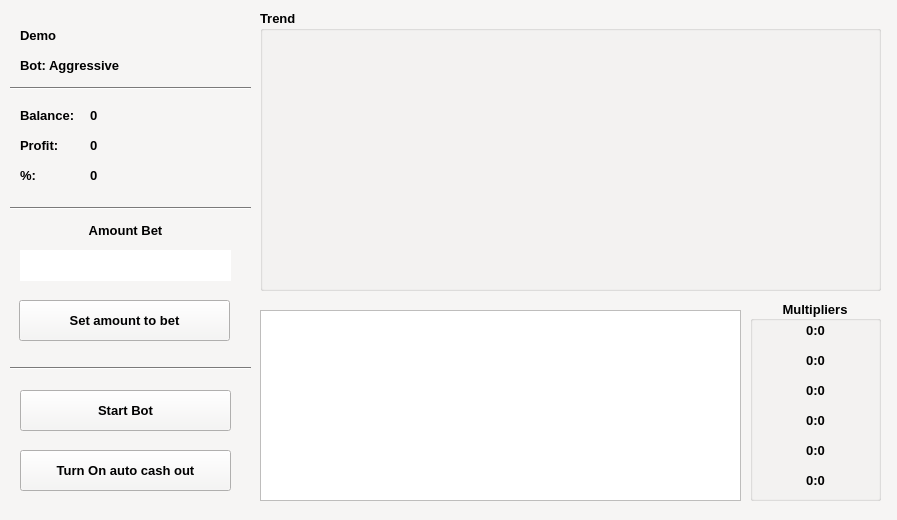
Before: the Qt Designer form apps/gui/resources/ui/console.ui in bikerlfh/crashbot, drawn with Qt 5.
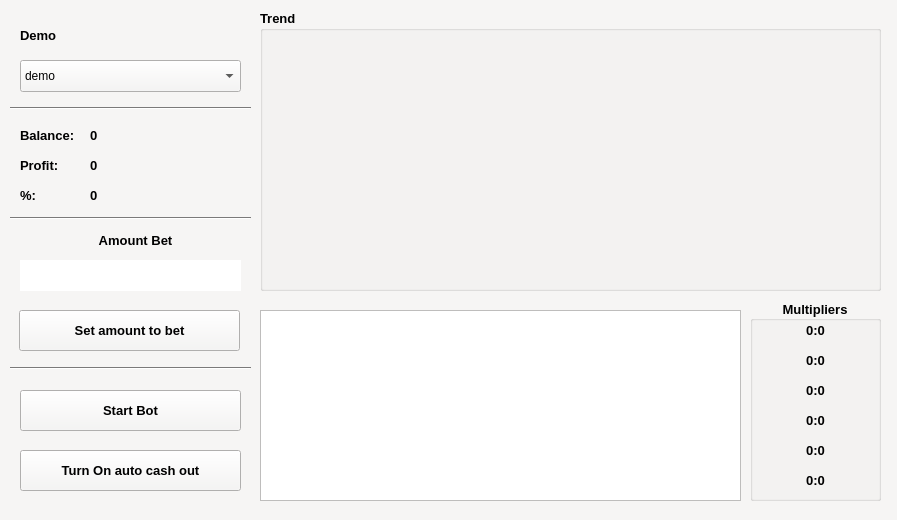
After: the same form once the commit is applied.

```diff
--- a/apps/gui/resources/ui/console.ui
+++ b/apps/gui/resources/ui/console.ui
@@ -474,8 +474,8 @@
    <property name="geometry">
     <rect>
      <x>19</x>
-     <y>300</y>
-     <width>211</width>
+     <y>310</y>
+     <width>221</width>
      <height>41</height>
     </rect>
    </property>
@@ -498,7 +498,7 @@
     <rect>
      <x>20</x>
      <y>390</y>
-     <width>211</width>
+     <width>221</width>
      <height>41</height>
     </rect>
    </property>
@@ -526,8 +526,8 @@
    <property name="geometry">
     <rect>
      <x>30</x>
-     <y>220</y>
-     <width>191</width>
+     <y>230</y>
+     <width>211</width>
      <height>20</height>
     </rect>
    </property>
@@ -549,7 +549,7 @@
    <property name="geometry">
     <rect>
      <x>20</x>
-     <y>100</y>
+     <y>120</y>
      <width>71</width>
      <height>30</height>
     </rect>
@@ -569,7 +569,7 @@
    <property name="geometry">
     <rect>
      <x>90</x>
-     <y>100</y>
+     <y>120</y>
      <width>151</width>
      <height>30</height>
     </rect>
@@ -589,7 +589,7 @@
    <property name="geometry">
     <rect>
      <x>90</x>
-     <y>130</y>
+     <y>150</y>
      <width>151</width>
      <height>30</height>
     </rect>
@@ -610,7 +610,7 @@
    <property name="geometry">
     <rect>
      <x>20</x>
-     <y>130</y>
+     <y>150</y>
      <width>71</width>
      <height>30</height>
     </rect>
@@ -646,32 +646,12 @@
     <string>Demo</string>
    </property>
   </widget>
-  <widget class="QLabel" name="lbl_bot_type">
-   <property name="geometry">
-    <rect>
-     <x>20</x>
-     <y>50</y>
-     <width>221</width>
-     <height>30</height>
-    </rect>
-   </property>
-   <property name="font">
-    <font>
-     <family>Arial</family>
-     <pointsize>10</pointsize>
-     <bold>true</bold>
-    </font>
-   </property>
-   <property name="text">
-    <string>Bot: Aggressive</string>
-   </property>
-  </widget>
   <widget class="QLineEdit" name="txt_max_amount_to_bet">
    <property name="geometry">
     <rect>
      <x>20</x>
-     <y>250</y>
-     <width>211</width>
+     <y>260</y>
+     <width>221</width>
      <height>31</height>
     </rect>
    </property>
@@ -701,7 +681,7 @@
    <property name="geometry">
     <rect>
      <x>10</x>
-     <y>80</y>
+     <y>100</y>
      <width>241</width>
      <height>16</height>
     </rect>
@@ -720,7 +700,7 @@
    <property name="geometry">
     <rect>
      <x>10</x>
-     <y>200</y>
+     <y>210</y>
      <width>241</width>
      <height>16</height>
     </rect>
@@ -883,7 +863,7 @@
     <rect>
      <x>20</x>
      <y>450</y>
-     <width>211</width>
+     <width>221</width>
      <height>41</height>
     </rect>
    </property>
@@ -911,7 +891,7 @@
    <property name="geometry">
     <rect>
      <x>20</x>
-     <y>160</y>
+     <y>180</y>
      <width>71</width>
      <height>30</height>
     </rect>
@@ -931,7 +911,7 @@
    <property name="geometry">
     <rect>
      <x>90</x>
-     <y>160</y>
+     <y>180</y>
      <width>151</width>
      <height>30</height>
     </rect>
@@ -1199,6 +1179,21 @@
     </property>
    </widget>
   </widget>
+  <widget class="QComboBox" name="cmb_bot">
+   <property name="geometry">
+    <rect>
+     <x>20</x>
+     <y>60</y>
+     <width>221</width>
+     <height>32</height>
+    </rect>
+   </property>
+   <item>
+    <property name="text">
+     <string>demo</string>
+    </property>
+   </item>
+  </widget>
   <zorder>btn_set_max_amount</zorder>
   <zorder>btn_auto_bet</zorder>
   <zorder>label</zorder>
```
Left out of the diff: 2 changed lines with no effect on the pictures.
